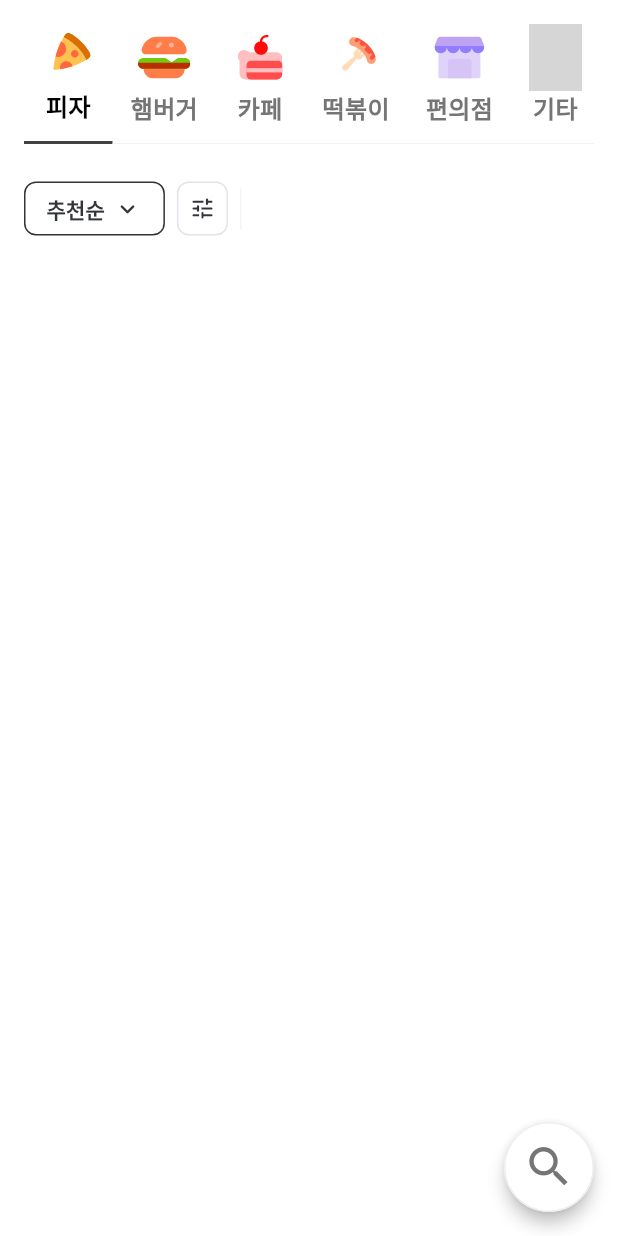
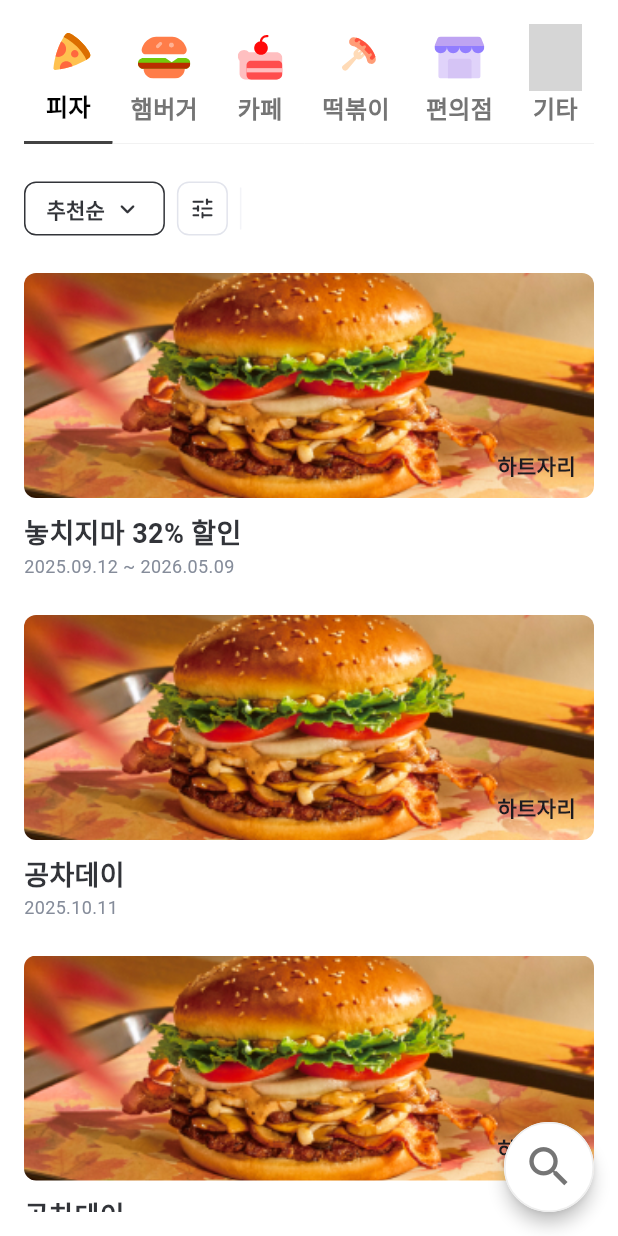
Before and after one commit to ApptiveDev/NOCHIGIMA, a Flutter app: the PromoScreen screen opened directly, on a phone screen of 412 x 824 dp. Run offline on Flutter 3.47's test engine with Material 3 defaults, Android fonts, the phone set to English and light mode, and no system bars; our stand-ins replace flutter_svg; grey boxes are pictures that could not be loaded.

Commit message:
design: promotionBlock ui

```diff
--- a/frontend/lib/screens/brand-promotion/promo_screen.dart
+++ b/frontend/lib/screens/brand-promotion/promo_screen.dart
@@ -44,23 +44,85 @@ class FilterButton extends StatelessWidget {
 }
 
 class PromotionBlock extends StatefulWidget {
+  final String imageURL;
+  final String title;
+  final String deadline;
+  final List<String> filters;
+  final bool isLiked;
 
-  const PromotionBlock({super.key});
+  const PromotionBlock({
+    super.key,
+    required this.imageURL,
+    required this.title,
+    required this.deadline,
+    this.filters = const [],
+    this.isLiked = false,
+  });
 
   @override
   State<PromotionBlock> createState() => _PromotionBlockState();
 }
 
 class _PromotionBlockState extends State<PromotionBlock> {
+  late bool _isLiked;
+
+  @override
+  void initState() {
+    super.initState();
+    _isLiked = widget.isLiked;
+  }
+
   @override
   Widget build(BuildContext context) {
     return InkWell(
-      onTap: (){},
+      onTap: () {},
       child: Container(
+        margin: EdgeInsets.only(bottom: 24),
         child: Column(
+          crossAxisAlignment: CrossAxisAlignment.start,
           children: [
-            // img + like
+            Stack(
+              children: [
+                // image
+                ClipRRect(
+                  borderRadius: BorderRadius.circular(8),
+                  child: Image.asset(
+                    widget.imageURL,
+                    width: double.infinity,
+                    height: 150,
+                    fit: BoxFit.cover,
+                  ),
+                ),
+                // like
+                Positioned(
+                  bottom: 12,
+                  right: 12,
+                  child: Text(
+                    "하트자리",
+                    style: TextStyle(fontWeight: FontWeight.w900),
+                  ),
+                ),
+              ],
+            ),
+            SizedBox(height: 10),
             // title, detail
+            Text(
+              widget.title,
+              style: TextStyle(
+                fontWeight: FontWeight.bold,
+                color: Color(0xFF323439),
+                fontSize: 18,
+              ),
+            ),
+            Text(
+              widget.deadline,
+              style: TextStyle(
+                fontWeight: FontWeight.normal,
+                color: Color(0xFF858C9A),
+                fontSize: 12,
+              ),
+            ),
+
             // filter
           ],
         ),
@@ -68,7 +130,6 @@ class _PromotionBlockState extends State<PromotionBlock> {
     );
   }
 }
-
 
 class _PromoScreenState extends State<PromoScreen> {
   int _selectedIndex = 0;
@@ -123,10 +184,10 @@ class _PromoScreenState extends State<PromoScreen> {
                   scrollDirection: Axis.horizontal,
                   children: [
                     _buildMenuItem(0, "피자", "assets/images/menu_pizza.svg"),
-                    _buildMenuItem(1,"햄버거","assets/images/menu_hamburger.svg"),
+                    _buildMenuItem(1, "햄버거", "assets/images/menu_hamburger.svg"),
                     _buildMenuItem(2, "카페", "assets/images/menu_cafe.svg"),
-                    _buildMenuItem(3,"떡볶이","assets/images/menu_tteokbokki.svg"),
-                    _buildMenuItem(4,"편의점","assets/images/menu_convenienceStore.svg"),
+                    _buildMenuItem(3, "떡볶이", "assets/images/menu_tteokbokki.svg"),
+                    _buildMenuItem(4, "편의점", "assets/images/menu_convenienceStore.svg"),
                     _buildMenuItem(5, "기타", ""),
                   ],
                 ),
@@ -183,8 +244,25 @@ class _PromoScreenState extends State<PromoScreen> {
               ),
               SizedBox(height: 25),
               Expanded(
-                child: Container(
+                child: ListView(
                   //promo view
+                  children: [
+                    PromotionBlock(
+                      imageURL: "assets/images/test_Mask group.jpg",
+                      title: "놓치지마 32% 할인",
+                      deadline: "2025.09.12 ~ 2026.05.09",
+                    ),
+                    PromotionBlock(
+                      imageURL: "assets/images/test_Mask group.jpg",
+                      title: "공차데이",
+                      deadline: "2025.10.11",
+                    ),
+                    PromotionBlock(
+                      imageURL: "assets/images/test_Mask group.jpg",
+                      title: "공차데이",
+                      deadline: "2025.10.11",
+                    ),
+                  ],
                   // click promo -> detail page로 넘어가도록
                 ),
               ),
--- a/frontend/pubspec.yaml
+++ b/frontend/pubspec.yaml
@@ -66,6 +66,7 @@ flutter:
   assets:
     - assets/images/
     - assets/images/celebrate.png
+    - assets/images/test_Mask group.jpg
   # An image asset can refer to one or more resolution-specific "variants", see
   # https://flutter.dev/to/resolution-aware-images
 
```
Also changed, not shown: frontend/assets/images/test_Mask group.jpg (added).
